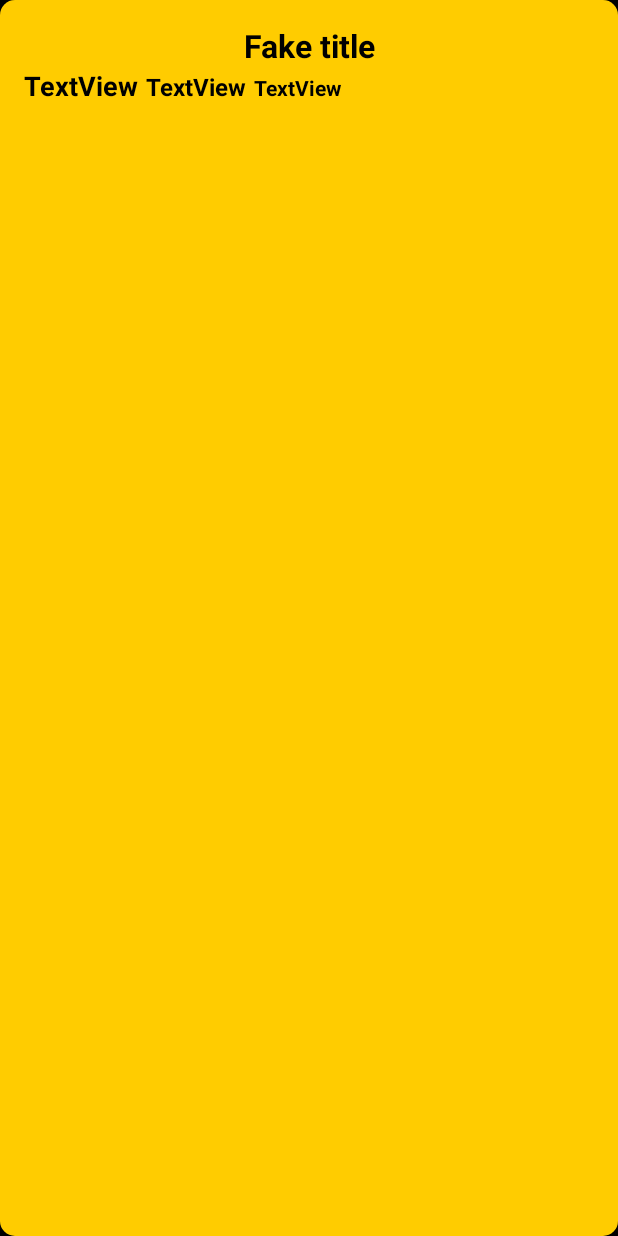
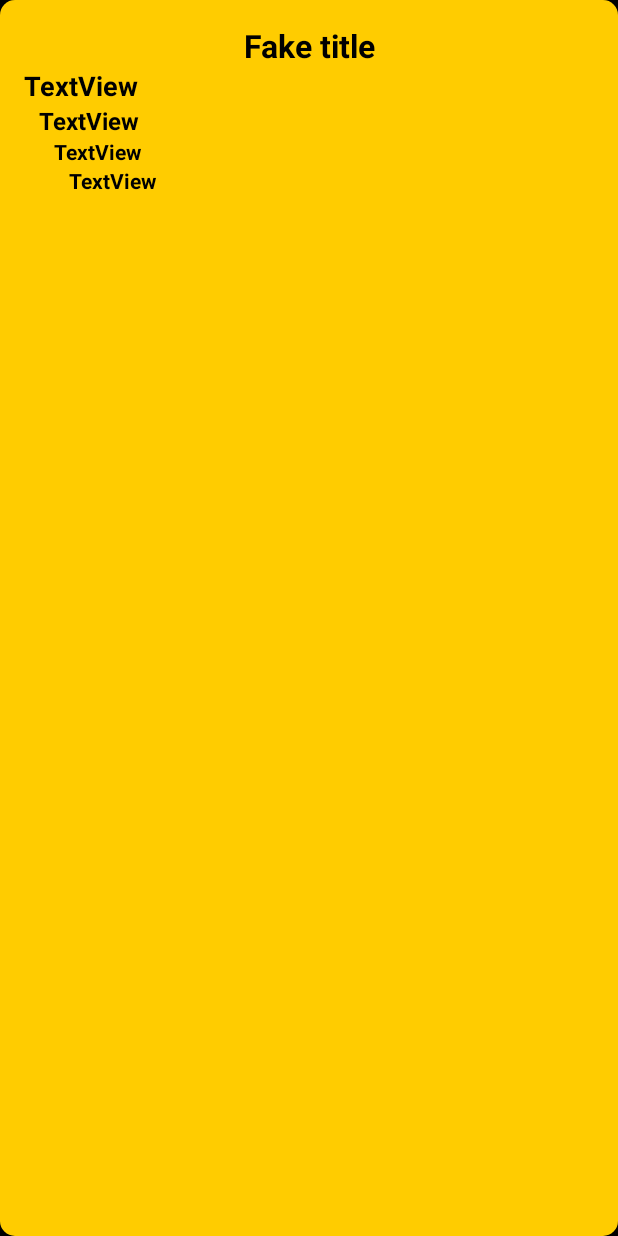
Before and after one commit to drgennaroimperatore/HerdManager, an Android app: the layout custom_farmer_radio_button.xml on its own in the app's theme, with its tools: preview values and no code run, on a phone screen of 412 x 824 dp. Run offline under Robolectric (Android 15) with nearby library versions, the phone set to English and light mode, and no system bars.

Commit message:
farmer database updated

```diff
--- a/app/src/main/java/com/ilri/herdmanager/database/entities/Farmer.java
+++ b/app/src/main/java/com/ilri/herdmanager/database/entities/Farmer.java
@@ -8,7 +8,7 @@ public class Farmer
 {
     @PrimaryKey(autoGenerate = true)
     public int ID;
-    public String firstName, secondName, region, district, kebele;
+    public String firstName, secondName, region, zone, woreda, kebele;
     public String syncStatus;
     public int serverID=-1;
 
--- a/app/src/main/java/com/ilri/herdmanager/database/entities/HerdDatabase.java
+++ b/app/src/main/java/com/ilri/herdmanager/database/entities/HerdDatabase.java
@@ -38,7 +38,7 @@ import static android.database.sqlite.SQLiteDatabase.CONFLICT_IGNORE;
         HealthIntervention.class,
         HealthInterventionForHealthEvent.class,
         Vaccines.class,
-        VaccinesForSpecies.class}, version= 30)
+        VaccinesForSpecies.class}, version= 31)
 
 
 @TypeConverters({DateConverter.class, BodyConditionSectionConverter.class})
--- a/app/src/main/java/com/ilri/herdmanager/ui/dialogs/NewFarmerDialog.java
+++ b/app/src/main/java/com/ilri/herdmanager/ui/dialogs/NewFarmerDialog.java
@@ -179,8 +179,9 @@ public class NewFarmerDialog extends Dialog {
                 farmer.firstName = mEditTextFarmerFirstName.getText().toString();
                 farmer.secondName = mEditTextFarmerSecondName.getText().toString();
                 farmer.region = mChosenRegionSpinner.getSelectedItem().toString();
-                farmer.district = mChosenZoneSpinner.getSelectedItem().toString();
-                farmer.kebele = mChosenWoredaSpinner.getSelectedItem().toString();
+                farmer.zone = mChosenZoneSpinner.getSelectedItem().toString();
+                farmer.woreda = mChosenWoredaSpinner.getSelectedItem().toString();
+                farmer.kebele = mChosenKebeleSpinner.getSelectedItem().toString();
 
                 farmer.ID = (int) HerdDatabase.getInstance(mNewCaseActivity).getHerdDao().InsertFarmer(farmer);
 
--- a/app/src/main/java/com/ilri/herdmanager/utilities/SyncManager.java
+++ b/app/src/main/java/com/ilri/herdmanager/utilities/SyncManager.java
@@ -156,7 +156,8 @@ class SyncManager {
         farmerParams.put("firstName",f.firstName);
         farmerParams.put("secondName", f.secondName);
         farmerParams.put("region",f.region);
-        farmerParams.put("district",f.district);
+        farmerParams.put("zone",f.zone);
+        farmerParams.put("woreda",f.woreda);
         farmerParams.put("kebele",f.kebele);
         farmerParams.put("UserID",UUID);
 
--- a/app/src/main/res/layout/custom_farmer_radio_button.xml
+++ b/app/src/main/res/layout/custom_farmer_radio_button.xml
@@ -25,7 +25,7 @@
     <LinearLayout
         android:layout_width="match_parent"
         android:layout_height="wrap_content"
-        android:orientation="horizontal">
+        android:orientation="vertical">
 
         <TextView
             android:id="@+id/radio_button_farmerRegion"
@@ -37,22 +37,30 @@
             android:text="TextView" />
 
     <TextView
-        android:id="@+id/radio_button_farmerDistrict"
+        android:id="@+id/radio_button_farmerZone"
         style="@style/BlackHeadingText"
         android:layout_width="wrap_content"
         android:layout_height="wrap_content"
         android:layout_marginRight="5sp"
         android:textSize="16sp"
+        android:layout_marginLeft="10dp"
         android:text="TextView" />
 
+    <TextView
+        android:id="@+id/radio_button_farmerWoreda"
+        style="@style/BlackHeadingText"
+        android:layout_width="wrap_content"
+        android:layout_height="wrap_content"
+        android:text="TextView"
+        android:layout_marginLeft="20dp"
+        android:textSize="14sp" />
+    </LinearLayout>
     <TextView
         android:id="@+id/radio_button_farmerKebele"
         style="@style/BlackHeadingText"
         android:layout_width="wrap_content"
         android:layout_height="wrap_content"
         android:text="TextView"
+        android:layout_marginLeft="30dp"
         android:textSize="14sp" />
-    </LinearLayout>
-
-
 </LinearLayout>
```
Also changed, not shown: app/src/main/java/com/ilri/herdmanager/ui/customui/FarmerRadioButton.java (+7 -3 lines).
